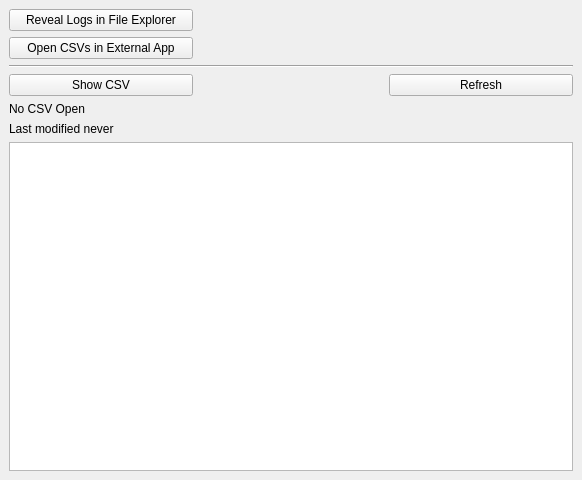
Above: Frontend/Windows/LogWindow/logwindow.ui from WPI-HPRC/gs-control-2024-2025 before the change. Below: the same form after it.
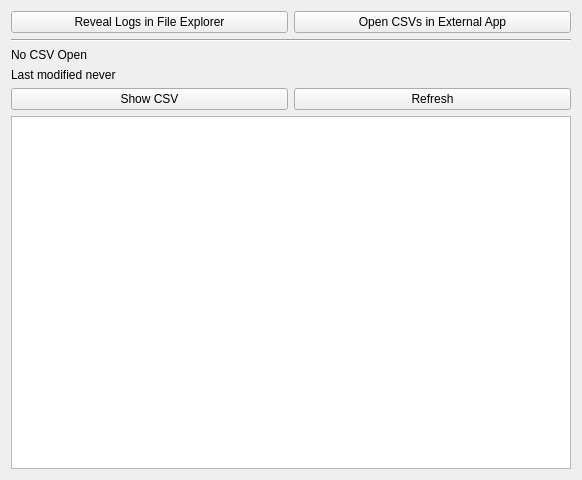
That is the form after the change. Icons and pictures are not drawn.

Commit message: changed window to be a docked widget

```diff
--- a/Frontend/Windows/LogWindow/logwindow.ui
+++ b/Frontend/Windows/LogWindow/logwindow.ui
@@ -1,7 +1,7 @@
 <?xml version="1.0" encoding="UTF-8"?>
 <ui version="4.0">
  <class>LogWindow</class>
- <widget class="QMainWindow" name="LogWindow">
+ <widget class="QWidget" name="LogWindow">
   <property name="geometry">
    <rect>
     <x>0</x>
@@ -13,37 +13,8 @@
   <property name="windowTitle">
    <string>LogWindow</string>
   </property>
-  <widget class="QWidget" name="centralwidget">
-   <layout class="QGridLayout" name="gridLayout">
-    <item row="3" column="0">
-     <widget class="QPushButton" name="RevealLogs">
-      <property name="text">
-       <string>Reveal Logs in File Explorer</string>
-      </property>
-     </widget>
-    </item>
-    <item row="8" column="0">
-     <widget class="QPushButton" name="ShowCSV">
-      <property name="text">
-       <string>Show CSV</string>
-      </property>
-     </widget>
-    </item>
-    <item row="6" column="0">
-     <widget class="QPushButton" name="OpenLogsDefault">
-      <property name="text">
-       <string>Open CSVs in External App</string>
-      </property>
-     </widget>
-    </item>
-    <item row="7" column="0" colspan="3">
-     <widget class="Line" name="line">
-      <property name="orientation">
-       <enum>Qt::Orientation::Horizontal</enum>
-      </property>
-     </widget>
-    </item>
-    <item row="12" column="0" colspan="3">
+  <layout class="QGridLayout" name="gridLayout_2">
+   <item row="9" column="0" colspan="2">
      <widget class="QTableWidget" name="CsvLogViewer">
       <property name="editTriggers">
        <set>QAbstractItemView::EditTrigger::NoEditTriggers</set>
@@ -62,7 +33,55 @@
       </property>
      </widget>
     </item>
-    <item row="8" column="2">
+   <item row="7" column="0">
+    <widget class="QLabel" name="CSVLastEdited">
+     <property name="text">
+      <string>Last modified never</string>
+     </property>
+    </widget>
+   </item>
+   <item row="0" column="0">
+    <widget class="QPushButton" name="RevealLogs">
+     <property name="text">
+      <string>Reveal Logs in File Explorer</string>
+     </property>
+    </widget>
+   </item>
+   <item row="6" column="0">
+    <widget class="QLabel" name="CSVTitle">
+     <property name="text">
+      <string>No CSV Open</string>
+     </property>
+     <property name="scaledContents">
+      <bool>false</bool>
+     </property>
+     <property name="alignment">
+      <set>Qt::AlignmentFlag::AlignLeading|Qt::AlignmentFlag::AlignLeft|Qt::AlignmentFlag::AlignVCenter</set>
+     </property>
+    </widget>
+   </item>
+   <item row="1" column="0" colspan="2">
+    <widget class="Line" name="line_2">
+     <property name="orientation">
+      <enum>Qt::Orientation::Horizontal</enum>
+     </property>
+    </widget>
+   </item>
+   <item row="0" column="1">
+    <widget class="QPushButton" name="OpenLogsDefault">
+     <property name="text">
+      <string>Open CSVs in External App</string>
+     </property>
+    </widget>
+   </item>
+   <item row="8" column="0">
+    <widget class="QPushButton" name="ShowCSV">
+     <property name="text">
+      <string>Show CSV</string>
+     </property>
+    </widget>
+   </item>
+   <item row="8" column="1">
      <widget class="QPushButton" name="RefreshCSV">
       <property name="text">
        <string>Refresh</string>
@@ -78,28 +97,7 @@
       </property>
      </widget>
     </item>
-    <item row="9" column="0">
-     <widget class="QLabel" name="CSVTitle">
-      <property name="text">
-       <string>No CSV Open</string>
-      </property>
-      <property name="scaledContents">
-       <bool>false</bool>
-      </property>
-      <property name="alignment">
-       <set>Qt::AlignmentFlag::AlignLeading|Qt::AlignmentFlag::AlignLeft|Qt::AlignmentFlag::AlignVCenter</set>
-      </property>
-     </widget>
-    </item>
-    <item row="10" column="0">
-     <widget class="QLabel" name="CSVLastEdited">
-      <property name="text">
-       <string>Last modified never</string>
-      </property>
-     </widget>
-    </item>
-   </layout>
-  </widget>
+  </layout>
  </widget>
  <resources/>
  <connections/>
```
Lines whose indentation alone changed are shown as unchanged. The commit also changes 4 other files.
